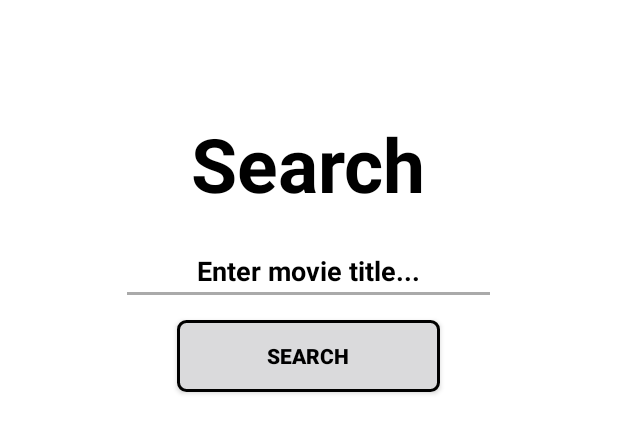
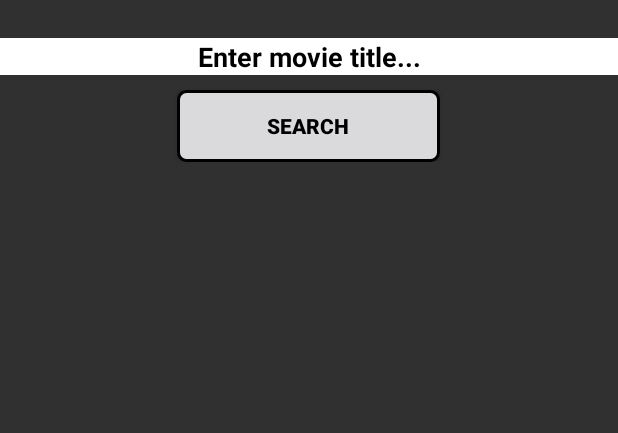
Before and after one commit to KylunR/MovieMatchup, an Android app: the layout activity_search.xml on its own in the app's theme, with its tools: preview values and no code run, on a phone screen of 412 x 824 dp. Shown: the top 433 px of the screen. Run offline under Robolectric (Android 15) with nearby library versions, the phone set to English and light mode, and no system bars.

Commit message:
Search activity is complete

```diff
--- a/Android/app/src/main/java/edu/tacoma/uw/kylunr/moviematchup/RecommendationsActivity.java
+++ b/Android/app/src/main/java/edu/tacoma/uw/kylunr/moviematchup/RecommendationsActivity.java
@@ -55,6 +55,7 @@ public class RecommendationsActivity extends AppCompatActivity {
     protected void onCreate(Bundle savedInstanceState) {
         super.onCreate(savedInstanceState);
         setContentView(R.layout.activity_recommendations);
+        setTitle("Recommended Movies");
 
         getUserData();
     }
--- a/Android/app/src/main/java/edu/tacoma/uw/kylunr/moviematchup/ViewFavoriteMoviesActivity.java
+++ b/Android/app/src/main/java/edu/tacoma/uw/kylunr/moviematchup/ViewFavoriteMoviesActivity.java
@@ -47,6 +47,7 @@ public class ViewFavoriteMoviesActivity extends AppCompatActivity {
     protected void onCreate(Bundle savedInstanceState) {
         super.onCreate(savedInstanceState);
         setContentView(R.layout.activity_favorite_movies);
+        setTitle("Your Ranked Movie List");
 
         getUserData();
     }
--- a/Android/app/src/main/java/edu/tacoma/uw/kylunr/moviematchup/data/FavoriteList.java
+++ b/Android/app/src/main/java/edu/tacoma/uw/kylunr/moviematchup/data/FavoriteList.java
@@ -78,7 +78,11 @@ public class FavoriteList {
      * @param movie - movie to add
      */
     public void addMovie(Movie movie) {
-        list.add(movie);
+        if(list.contains(movie)) {
+            return;
+        } else {
+            list.add(movie);
+        }
     }
 
     /**
--- a/Android/app/src/main/res/layout/activity_search.xml
+++ b/Android/app/src/main/res/layout/activity_search.xml
@@ -1,39 +1,29 @@
 <?xml version="1.0" encoding="utf-8"?>
-<FrameLayout xmlns:android="http://schemas.android.com/apk/res/android"
+<LinearLayout xmlns:android="http://schemas.android.com/apk/res/android"
     xmlns:app="http://schemas.android.com/apk/res-auto"
     xmlns:tools="http://schemas.android.com/tools"
     android:layout_width="match_parent"
     android:layout_height="match_parent"
-    tools:context=".SearchActivity"
-    android:background="@android:color/white">
+    android:orientation="vertical"
+    tools:context=".SearchActivity">
 
     <LinearLayout
-        android:layout_width="wrap_content"
+        android:layout_width="match_parent"
         android:layout_height="wrap_content"
+        android:layout_gravity="center_horizontal"
         android:orientation="vertical"
-        android:layout_gravity="center_horizontal"
-        android:layout_marginTop="75dp" >
-
-        <TextView
-            android:layout_width="wrap_content"
-            android:layout_height="wrap_content"
-            android:textColor="@android:color/black"
-            android:textSize="50dp"
-            android:textStyle="bold"
-            android:text="Search"
-            android:layout_gravity="center_horizontal"/>
+        android:layout_marginTop="25dp" >
 
         <EditText
             android:id="@+id/search_bar"
-            android:layout_marginTop="15dp"
-            android:layout_width="wrap_content"
+            android:layout_width="match_parent"
             android:layout_height="wrap_content"
             android:hint="Enter movie title..."
             android:layout_gravity="center_horizontal"
             android:textColor="@android:color/black"
             android:textAlignment="center"
             android:textColorHint="@android:color/black"
-            android:backgroundTint="@android:color/darker_gray"
+            android:background="@android:color/white"
             android:width="250dp"
             android:textStyle="bold" />
 
@@ -48,19 +38,15 @@
             android:textStyle="bold"
             android:textColor="@android:color/black"
             android:layout_marginTop="10dp" />
-
-        <TextView
-            android:id="@+id/textview"
-            android:layout_marginTop="25dp"
-            android:layout_width="wrap_content"
-            android:layout_height="wrap_content"
-            android:scrollbars="vertical"
-            android:textStyle="bold"
-            android:textSize="15dp"
-            />
-
-
-
     </LinearLayout>
 
-</FrameLayout>
+    <androidx.recyclerview.widget.RecyclerView
+        android:id="@+id/recycler_view"
+        android:layout_width="match_parent"
+        android:layout_height="match_parent"
+        android:padding="4dp"
+        android:scrollbars="vertical"
+        android:focusable="true"
+        android:focusableInTouchMode="true"/>
+
+</LinearLayout>
```
Also changed, not shown: Android/app/src/main/java/edu/tacoma/uw/kylunr/moviematchup/SearchActivity.java (+103 -10 lines), Android/app/src/main/java/edu/tacoma/uw/kylunr/moviematchup/data/RecyclerTouchListener.java (added, +57 -0 lines).
